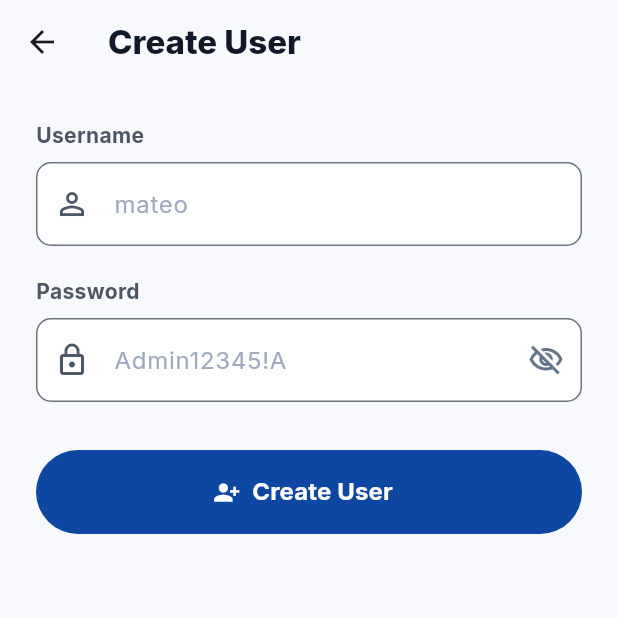
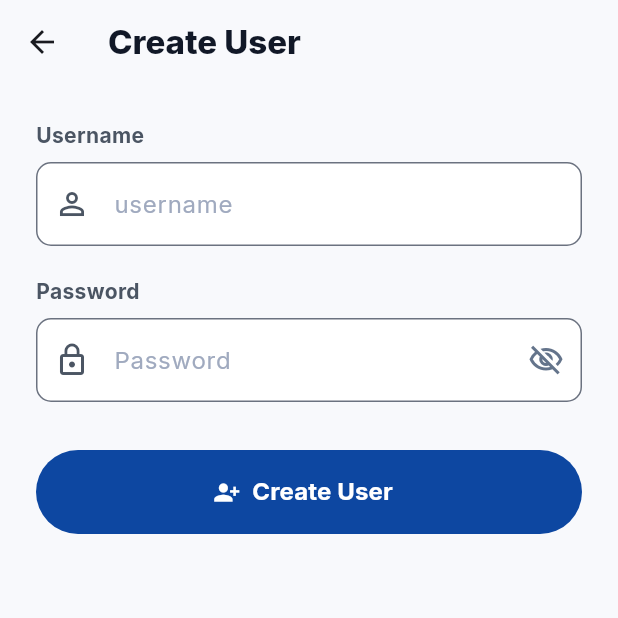
Before and after one commit to zGIKS/ema-flutter, a Flutter app: the CreateUserScreen screen opened directly, on a phone screen of 412 x 824 dp, the top half of it. Run offline on Flutter 3.47's test engine with Material 3 defaults, Android fonts, the phone set to English and light mode, and no system bars; our stand-ins replace dio, equatable, flutter_bloc, flutter_dotenv, google_fonts, image_picker and 1 more; accounts and stored records are empty; network calls fail.

Commit message:
feat: update hint text for username and password fields in UserFormWidget

```diff
--- a/lib/app/iam/interfaces/widgets/user_form.widget.dart
+++ b/lib/app/iam/interfaces/widgets/user_form.widget.dart
@@ -71,7 +71,7 @@ class _UserFormWidgetState extends State<UserFormWidget> {
                 textCapitalization: TextCapitalization.none,
                 inputFormatters: [FilteringTextInputFormatter.allow(RegExp(r'[A-Za-z]'))],
                 decoration: InputDecoration(
-                  hintText: 'mateo',
+                  hintText: 'username',
                   hintStyle: const TextStyle(color: AppColors.textHintSoft),
                   prefixIcon: const Icon(Icons.person_outline, color: AppColors.textSecondary),
                   filled: true,
@@ -108,7 +108,7 @@ class _UserFormWidgetState extends State<UserFormWidget> {
                 controller: _passwordController,
                 obscureText: _obscurePassword,
                 decoration: InputDecoration(
-                  hintText: 'Admin12345!A',
+                  hintText: 'Password',
                   hintStyle: const TextStyle(color: AppColors.textHintSoft),
                   prefixIcon: const Icon(Icons.lock_outline, color: AppColors.textSecondary),
                   suffixIcon: IconButton(
```
